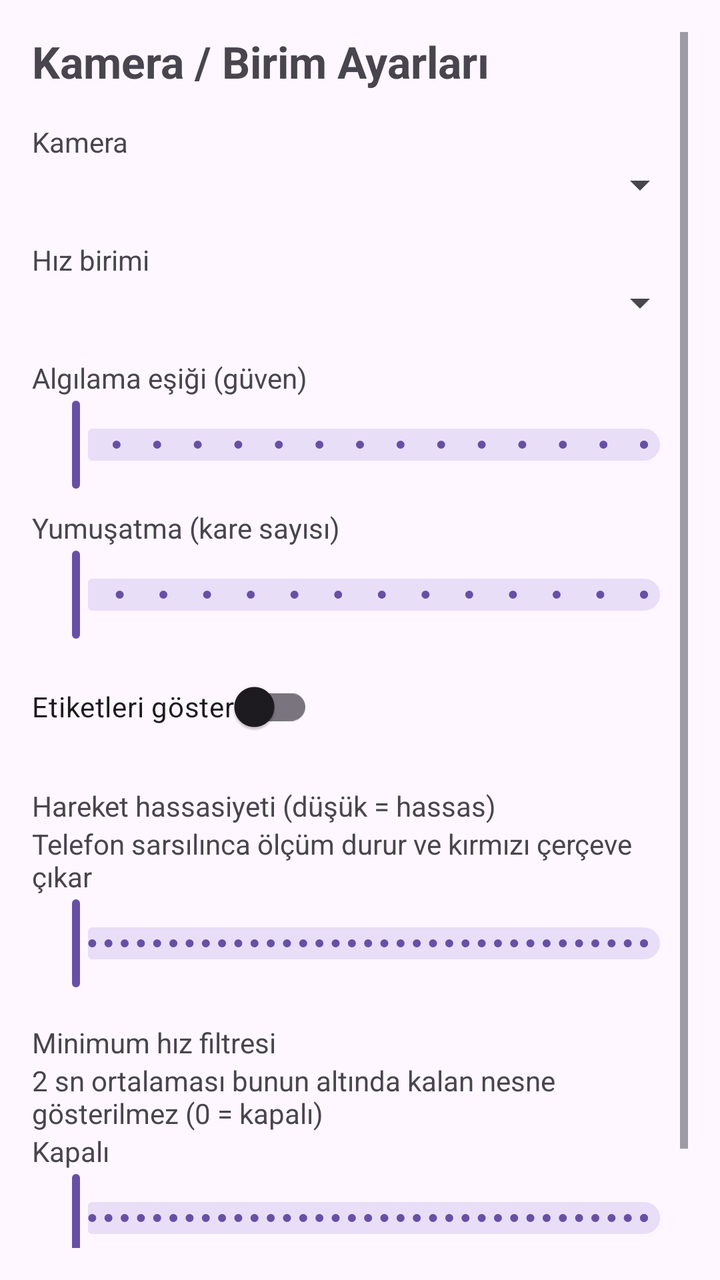
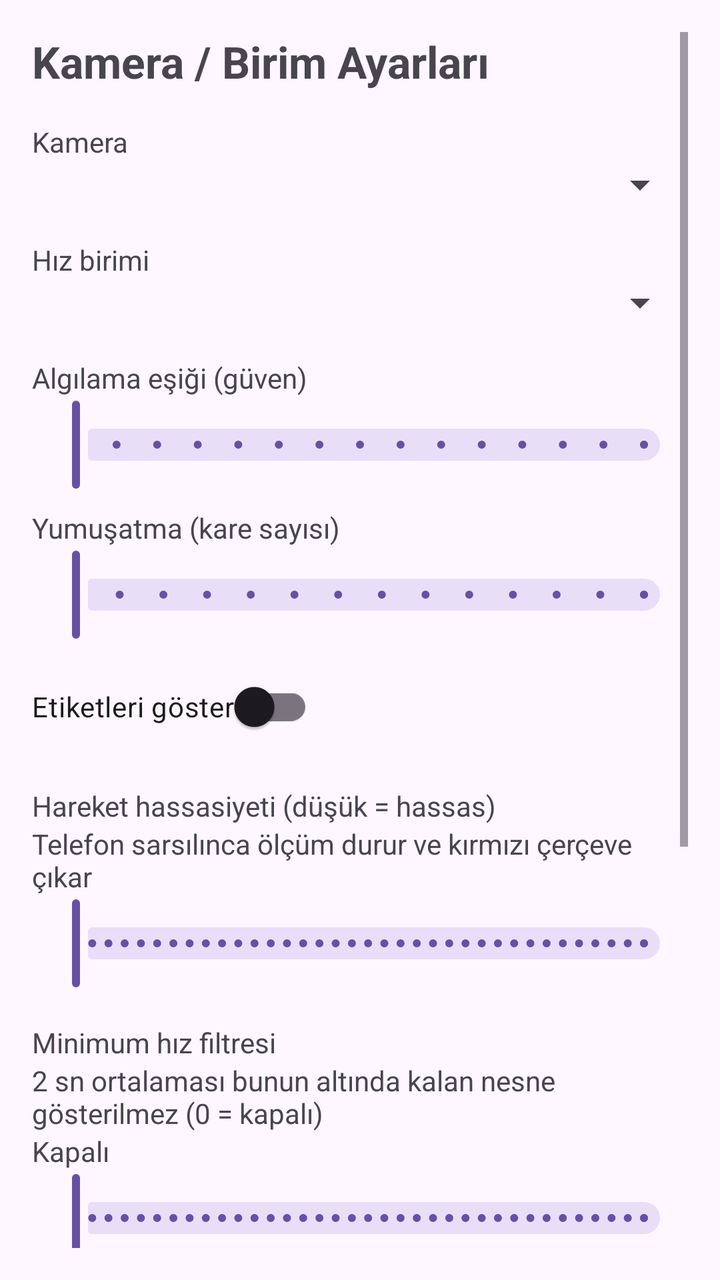

Two renders of the same Android screen: before a commit and after it. Below are the layout's source before the change and the commit's diff.
<!-- AndroidManifest.xml: application theme Theme.SpeedCam -->
<!-- res/layout/activity_settings.xml -->
<?xml version="1.0" encoding="utf-8"?>
<ScrollView xmlns:android="http://schemas.android.com/apk/res/android"
    android:layout_width="match_parent"
    android:layout_height="match_parent"
    android:padding="16dp">

    <LinearLayout
        android:layout_width="match_parent"
        android:layout_height="wrap_content"
        android:orientation="vertical">

        <TextView android:layout_width="wrap_content" android:layout_height="wrap_content"
            android:text="Kamera / Birim Ayarları" android:textSize="22sp" android:textStyle="bold" />

        <TextView android:layout_width="wrap_content" android:layout_height="wrap_content"
            android:layout_marginTop="16dp" android:text="Kamera" />
        <Spinner android:id="@+id/spCamera"
            android:layout_width="match_parent" android:layout_height="wrap_content" />

        <TextView android:layout_width="wrap_content" android:layout_height="wrap_content"
            android:layout_marginTop="16dp" android:text="Hız birimi" />
        <Spinner android:id="@+id/spUnit"
            android:layout_width="match_parent" android:layout_height="wrap_content" />

        <TextView android:layout_width="wrap_content" android:layout_height="wrap_content"
            android:layout_marginTop="16dp" android:text="Algılama eşiği (güven)" />
        <com.google.android.material.slider.Slider
            android:id="@+id/sliderConf"
            android:layout_width="match_parent" android:layout_height="wrap_content"
            android:valueFrom="0.2" android:valueTo="0.9" android:stepSize="0.05" />

        <TextView android:layout_width="wrap_content" android:layout_height="wrap_content"
            android:layout_marginTop="8dp" android:text="Yumuşatma (kare sayısı)" />
        <com.google.android.material.slider.Slider
            android:id="@+id/sliderSmooth"
            android:layout_width="match_parent" android:layout_height="wrap_content"
            android:valueFrom="2" android:valueTo="15" android:stepSize="1" />

        <com.google.android.material.switchmaterial.SwitchMaterial
            android:id="@+id/switchLabels"
            android:layout_width="wrap_content" android:layout_height="wrap_content"
            android:layout_marginTop="8dp" android:text="Etiketleri göster" />

        <TextView android:layout_width="wrap_content" android:layout_height="wrap_content"
            android:layout_marginTop="16dp" android:text="Hareket hassasiyeti (düşük = hassas)" />
        <TextView android:layout_width="wrap_content" android:layout_height="wrap_content"
            android:text="Telefon sarsılınca ölçüm durur ve kırmızı çerçeve çıkar" />
        <com.google.android.material.slider.Slider
            android:id="@+id/sliderMotion"
            android:layout_width="match_parent" android:layout_height="wrap_content"
            android:valueFrom="0.1" android:valueTo="3.0" android:stepSize="0.05" />

        <TextView android:layout_width="wrap_content" android:layout_height="wrap_content"
            android:layout_marginTop="16dp" android:text="Minimum hız filtresi" />
        <TextView android:layout_width="wrap_content" android:layout_height="wrap_content"
            android:text="2 sn ortalaması bunun altında kalan nesne gösterilmez (0 = kapalı)" />
        <TextView android:id="@+id/tvMinSpeed"
            android:layout_width="wrap_content" android:layout_height="wrap_content"
            android:text="Kapalı" />
        <com.google.android.material.slider.Slider
            android:id="@+id/sliderMinSpeed"
            android:layout_width="match_parent" android:layout_height="wrap_content"
            android:valueFrom="0" android:valueTo="5" android:stepSize="0.1" />

        <Button android:id="@+id/btnSaveSettings"
            android:layout_width="match_parent" android:layout_height="wrap_content"
            android:layout_marginTop="16dp" android:text="Kaydet" />
    </LinearLayout>
</ScrollView>
<!-- resources referenced by this layout -->
<resources>
  <style name="Theme.SpeedCam" parent="Theme.Material3.DayNight.NoActionBar" />
</resources>

<!-- the commit's change to res/layout/activity_settings.xml (unified diff, before → after) -->
@@ -62,6 +62,30 @@
             android:layout_width="match_parent" android:layout_height="wrap_content"
             android:valueFrom="0" android:valueTo="5" android:stepSize="0.1" />
 
+        <TextView android:layout_width="wrap_content" android:layout_height="wrap_content"
+            android:layout_marginTop="16dp" android:text="Maksimum kutu boyutu" />
+        <TextView android:layout_width="wrap_content" android:layout_height="wrap_content"
+            android:text="Ekranın bu kadarını kaplayan kutu cisim sayılmaz" />
+        <TextView android:id="@+id/tvMaxBox"
+            android:layout_width="wrap_content" android:layout_height="wrap_content"
+            android:text="%80" />
+        <com.google.android.material.slider.Slider
+            android:id="@+id/sliderMaxBox"
+            android:layout_width="match_parent" android:layout_height="wrap_content"
+            android:valueFrom="10" android:valueTo="100" android:stepSize="5" />
+
+        <TextView android:layout_width="wrap_content" android:layout_height="wrap_content"
+            android:layout_marginTop="16dp" android:text="Kayıp cismi gösterme süresi" />
+        <TextView android:layout_width="wrap_content" android:layout_height="wrap_content"
+            android:text="Kaybolan cisim son hızıyla bu süre görünür (0 = kapalı)" />
+        <TextView android:id="@+id/tvGhost"
+            android:layout_width="wrap_content" android:layout_height="wrap_content"
+            android:text="1.5 sn" />
+        <com.google.android.material.slider.Slider
+            android:id="@+id/sliderGhost"
+            android:layout_width="match_parent" android:layout_height="wrap_content"
+            android:valueFrom="0" android:valueTo="3" android:stepSize="0.5" />
+
         <Button android:id="@+id/btnSaveSettings"
             android:layout_width="match_parent" android:layout_height="wrap_content"
             android:layout_marginTop="16dp" android:text="Kaydet" />
